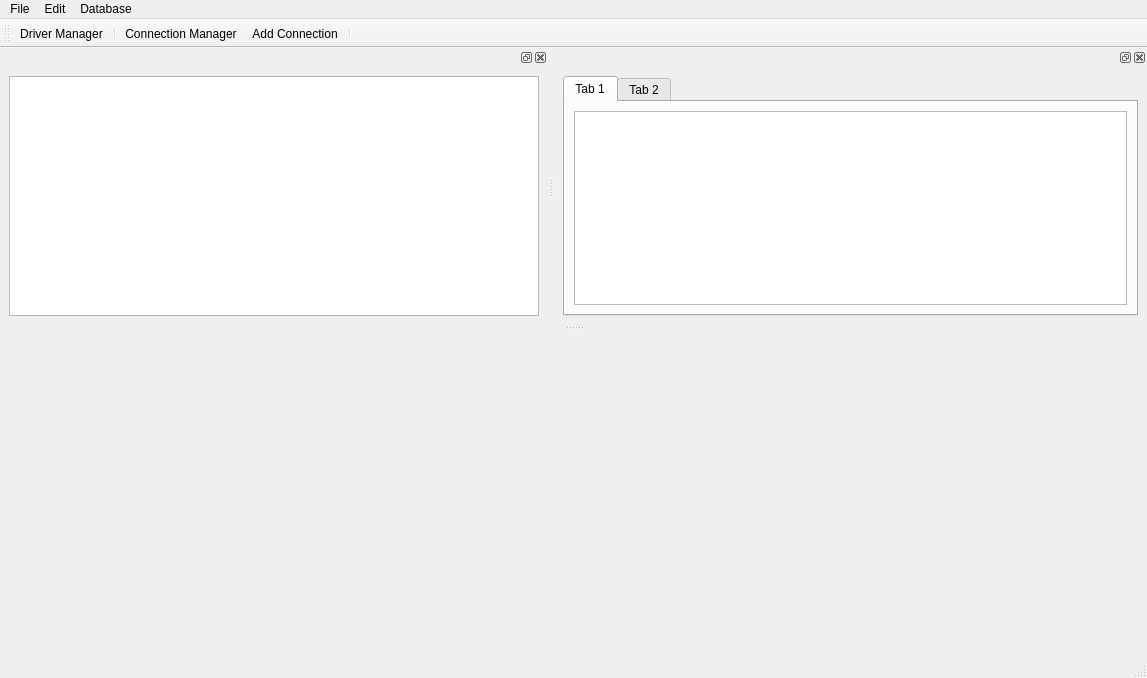
First picture: the form in design/main_window.ui, repository m-matelski/sqlDiff_qt, before the edit.
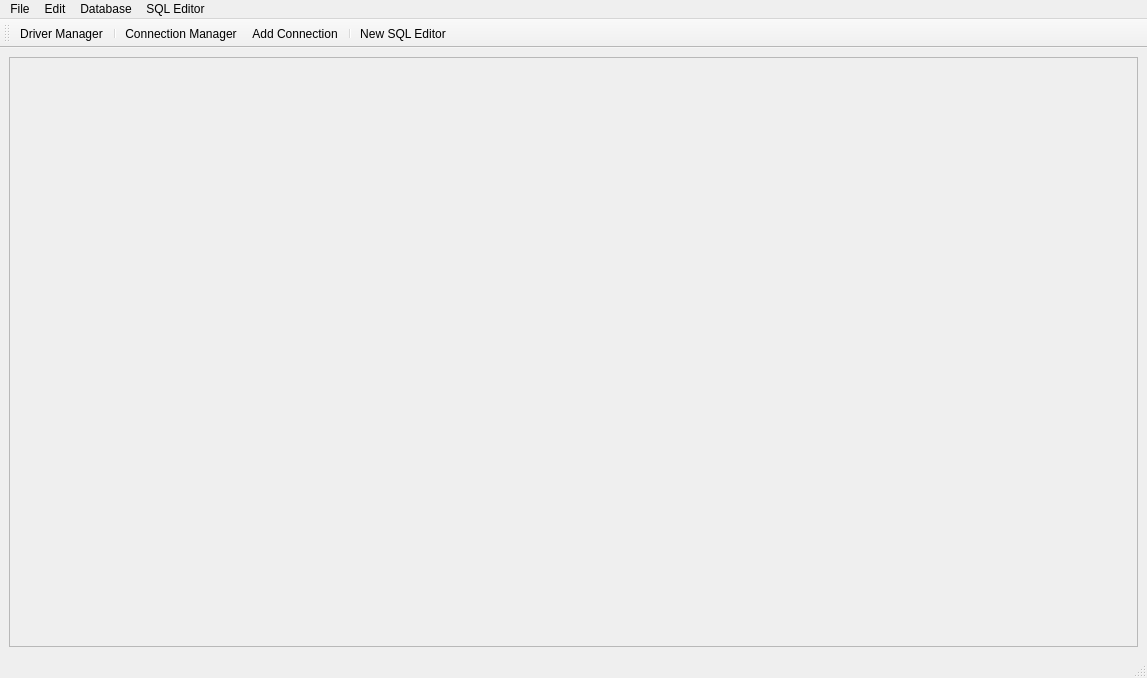
Second picture: the form after the edit. Icons and pictures are not drawn.

Patch:
```diff
--- a/design/main_window.ui
+++ b/design/main_window.ui
@@ -17,7 +17,39 @@
    <double>1.000000000000000</double>
   </property>
   <widget class="QWidget" name="centralwidget">
-   <layout class="QHBoxLayout" name="horizontalLayout_2"/>
+   <layout class="QHBoxLayout" name="horizontalLayout_2">
+    <item>
+     <widget class="QFrame" name="frame">
+      <property name="frameShape">
+       <enum>QFrame::StyledPanel</enum>
+      </property>
+      <property name="frameShadow">
+       <enum>QFrame::Raised</enum>
+      </property>
+      <layout class="QHBoxLayout" name="horizontalLayout_3">
+       <item>
+        <widget class="QTabWidget" name="sqlEditorTabWidget">
+         <property name="currentIndex">
+          <number>-1</number>
+         </property>
+         <property name="elideMode">
+          <enum>Qt::ElideRight</enum>
+         </property>
+         <property name="documentMode">
+          <bool>true</bool>
+         </property>
+         <property name="tabsClosable">
+          <bool>true</bool>
+         </property>
+         <property name="movable">
+          <bool>true</bool>
+         </property>
+        </widget>
+       </item>
+      </layout>
+     </widget>
+    </item>
+   </layout>
   </widget>
   <widget class="QMenuBar" name="menubar">
    <property name="geometry">
@@ -47,59 +79,18 @@
     <addaction name="actionConnectionManager"/>
     <addaction name="actionAddConnection"/>
    </widget>
+   <widget class="QMenu" name="menuSQLEditor">
+    <property name="title">
+     <string>SQL Editor</string>
+    </property>
+    <addaction name="actionNewSqlEditor"/>
+   </widget>
    <addaction name="menuFile"/>
    <addaction name="menuEdit"/>
    <addaction name="menuDatabase"/>
+   <addaction name="menuSQLEditor"/>
   </widget>
   <widget class="QStatusBar" name="statusbar"/>
-  <widget class="QDockWidget" name="dockWidget_2">
-   <attribute name="dockWidgetArea">
-    <number>4</number>
-   </attribute>
-   <widget class="QWidget" name="dockWidgetContents_2">
-    <layout class="QHBoxLayout" name="horizontalLayout">
-     <item>
-      <widget class="QTextEdit" name="textEdit"/>
-     </item>
-    </layout>
-   </widget>
-  </widget>
-  <widget class="QDockWidget" name="dockWidget_3">
-   <attribute name="dockWidgetArea">
-    <number>4</number>
-   </attribute>
-   <widget class="QWidget" name="dockWidgetContents_3">
-    <layout class="QHBoxLayout" name="horizontalLayout_4">
-     <item>
-      <widget class="QTabWidget" name="tabWidget">
-       <property name="currentIndex">
-        <number>0</number>
-       </property>
-       <widget class="QWidget" name="tab">
-        <attribute name="title">
-         <string>Tab 1</string>
-        </attribute>
-        <layout class="QHBoxLayout" name="horizontalLayout_5">
-         <item>
-          <widget class="QTextEdit" name="textEdit_2"/>
-         </item>
-        </layout>
-       </widget>
-       <widget class="QWidget" name="tab_2">
-        <attribute name="title">
-         <string>Tab 2</string>
-        </attribute>
-        <layout class="QHBoxLayout" name="horizontalLayout_6">
-         <item>
-          <widget class="QTextEdit" name="textEdit_3"/>
-         </item>
-        </layout>
-       </widget>
-      </widget>
-     </item>
-    </layout>
-   </widget>
-  </widget>
   <widget class="QToolBar" name="toolBar">
    <property name="windowTitle">
     <string>toolBar</string>
@@ -115,6 +106,7 @@
    <addaction name="actionConnectionManager"/>
    <addaction name="actionAddConnection"/>
    <addaction name="separator"/>
+   <addaction name="actionNewSqlEditor"/>
   </widget>
   <action name="actionDriverManager">
    <property name="icon">
@@ -149,6 +141,18 @@
     <string>&lt;html&gt;&lt;head/&gt;&lt;body&gt;&lt;p&gt;Add new database connection.&lt;/p&gt;&lt;/body&gt;&lt;/html&gt;</string>
    </property>
   </action>
+  <action name="actionNewSqlEditor">
+   <property name="icon">
+    <iconset resource="resources.qrc">
+     <normaloff>:/resources_data/app_icon/sql_new.svg</normaloff>:/resources_data/app_icon/sql_new.svg</iconset>
+   </property>
+   <property name="text">
+    <string>New SQL Editor</string>
+   </property>
+   <property name="toolTip">
+    <string>Creates new SQL editor</string>
+   </property>
+  </action>
  </widget>
  <resources>
   <include location="resources.qrc"/>
```
